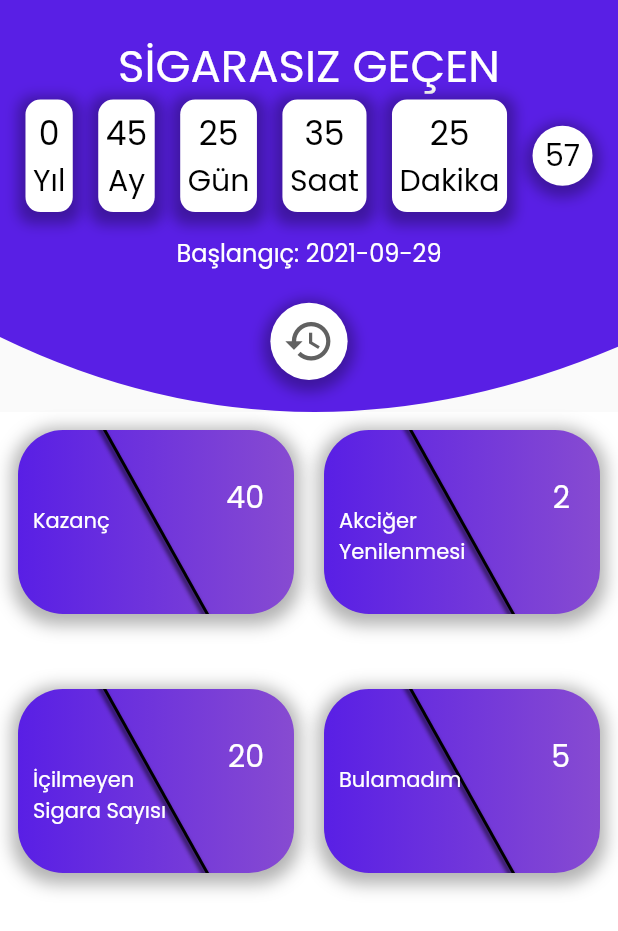
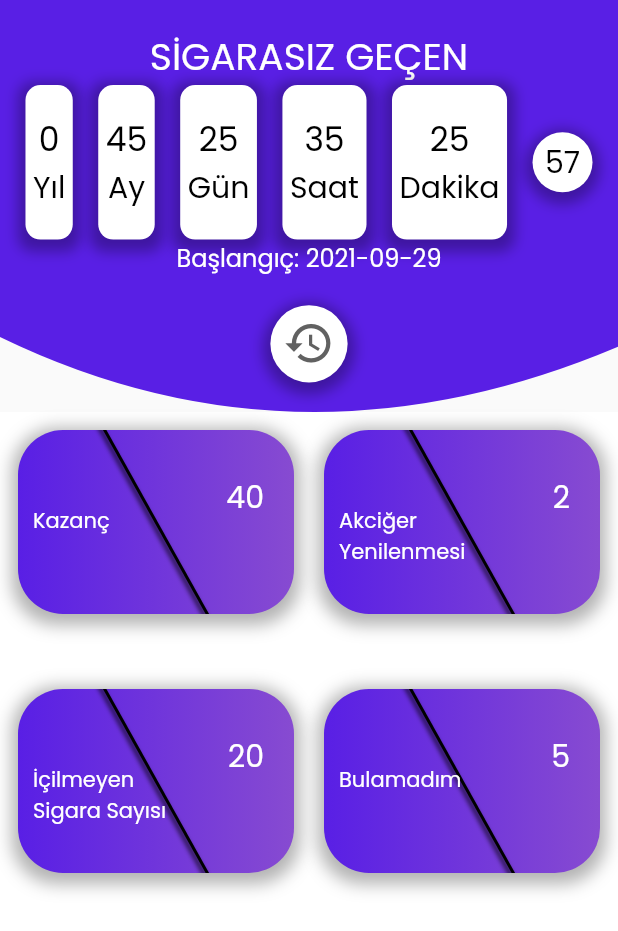
Before and after one commit to Tugberkab/Quit-Smoking-App, a Flutter app: the screen it shows after launch, after a tap on an icon or button, on a phone screen of 412 x 824 dp. Shown: the top 931 px of the screen. Run offline on Flutter 3.47's test engine with Material 2 defaults, Android fonts, the phone set to English and light mode, and no system bars; drawn by our look-alikes of streaming_shared_preferences; our stand-ins replace google_fonts, percent_indicator, shared_preferences; missing offline and left inert: number_selection, snapping_sheet.

Commit message:
welcome screen changed

```diff
--- a/lib/constants.dart
+++ b/lib/constants.dart
@@ -13,5 +13,4 @@ const gradientLR = LinearGradient(
   end: Alignment.centerRight,
 );
 
-const welcomeText =
-    'Tebrikler! Sigarayı bırakma adına büyük bir adım atmış bulunmaktasınız. Bu uygulama sayesinde sigarı bırakma anından itibaren size sunduğumuz dataları görebilirsiniz.';
+const welcomeText = 'Sigarayı bırakmaya hazır mısın?';
--- a/lib/home/home.dart
+++ b/lib/home/home.dart
@@ -122,10 +122,11 @@ class _HomeState extends State<Home> {
     }
   }
 
-  showResetDialog(BuildContext context){
-    showDialog(context: context,
+  showResetDialog(BuildContext context) {
+    showDialog(
+        context: context,
         barrierDismissible: true,
-        builder: (BuildContext dialogContext){
+        builder: (BuildContext dialogContext) {
           return Dialog(
             shape: RoundedRectangleBorder(
               borderRadius: BorderRadius.circular(20),
@@ -133,44 +134,60 @@ class _HomeState extends State<Home> {
             elevation: 0,
             backgroundColor: Colors.transparent,
             child: Container(
-              padding: EdgeInsets.only(left: 20,top: 20, right: 20,bottom: 20
-              ),
+              padding:
+                  EdgeInsets.only(left: 20, top: 20, right: 20, bottom: 20),
               margin: EdgeInsets.only(top: 45),
               decoration: BoxDecoration(
                   shape: BoxShape.rectangle,
                   color: Colors.white,
                   borderRadius: BorderRadius.circular(20),
                   boxShadow: [
-                    BoxShadow(color: Colors.black,offset: Offset(0,10),
-                        blurRadius: 10
-                    ),
-                  ]
-              ),
+                    BoxShadow(
+                        color: Colors.black,
+                        offset: Offset(0, 10),
+                        blurRadius: 10),
+                  ]),
               child: Column(
                 mainAxisSize: MainAxisSize.min,
                 children: <Widget>[
-                  Text("RESET DATE?",style: GoogleFonts.poppins(color:Colors.black,fontSize: 22,fontWeight: FontWeight.w600),),
-                  SizedBox(height: 15,),
+                  Text(
+                    "RESET DATE?",
+                    style: GoogleFonts.poppins(
+                        color: Colors.black,
+                        fontSize: 22,
+                        fontWeight: FontWeight.w600),
+                  ),
+                  SizedBox(
+                    height: 15,
+                  ),
                   TextButton(
-                    onPressed: (){
-                      resetDate();
-                    },
-                    child: Text("Reset",style: GoogleFonts.poppins(color:Colors.red[700],fontSize: 18),textAlign: TextAlign.center,)
+                      onPressed: () {
+                        resetDate();
+                      },
+                      child: Text(
+                        "Reset",
+                        style: GoogleFonts.poppins(
+                            color: Colors.red[700], fontSize: 18),
+                        textAlign: TextAlign.center,
+                      )),
+                  SizedBox(
+                    height: 12,
                   ),
-                  SizedBox(height: 12,),
                   TextButton(
-                    onPressed: (){
-                      Navigator.pop(context);
-                    },
-                    child: Text("Cancel",style: GoogleFonts.poppins(color:Colors.black,fontSize: 18),textAlign: TextAlign.center,)
-                  ),
+                      onPressed: () {
+                        Navigator.pop(context);
+                      },
+                      child: Text(
+                        "Cancel",
+                        style: GoogleFonts.poppins(
+                            color: Colors.black, fontSize: 18),
+                        textAlign: TextAlign.center,
+                      )),
                 ],
               ),
             ),
           );
-
-        }
-    );
+        });
   }
 
   Future<void> resetDate() async {
@@ -196,14 +213,15 @@ class _HomeState extends State<Home> {
                 child: PreferenceBuilder(
                   preference: myAppStreamObject!.registerDate,
                   builder: (context, String value) {
-                    String registerDate = value.substring(0,value.lastIndexOf(" "));
+                    String registerDate =
+                        value.substring(0, value.lastIndexOf(" "));
                     return Column(
                       mainAxisAlignment: MainAxisAlignment.center,
                       children: [
                         Text(
                           "SİGARASIZ GEÇEN",
                           style: GoogleFonts.poppins(
-                              color: Colors.white, fontSize: 30),
+                              color: Colors.white, fontSize: 25),
                         ),
                         // Row(
                         //   mainAxisAlignment: MainAxisAlignment.center,
@@ -264,14 +282,16 @@ class _HomeState extends State<Home> {
                         //     Text("${timeModel.seconds} SECONDS"),
                         //   ],
                         // ),
-                        SizedBox(height: 15),
-                        Text("Başlangıç: " + registerDate, style: GoogleFonts.poppins(fontSize: 16,color: Colors.white),)
+                        Text(
+                          "Başlangıç: " + registerDate,
+                          style: GoogleFonts.poppins(
+                              fontSize: 16, color: Colors.white),
+                        )
                       ],
                     );
                   },
                 ),
               ),
-
               buildIconButton(),
             ],
           ),
@@ -282,8 +302,8 @@ class _HomeState extends State<Home> {
 
   Container buildIconButton() {
     return Container(
-      height: MediaQuery.of(context).size.width/8,
-      width: MediaQuery.of(context).size.width/8,
+      height: MediaQuery.of(context).size.width / 8,
+      width: MediaQuery.of(context).size.width / 8,
       decoration: BoxDecoration(
           shape: BoxShape.circle,
           color: Colors.white,
@@ -305,7 +325,7 @@ class _HomeState extends State<Home> {
         icon: Icon(
           Icons.restore,
           color: Colors.grey[700],
-          size: MediaQuery.of(context).size.width/12,
+          size: MediaQuery.of(context).size.width / 12,
         ),
       ),
     );
--- a/lib/home/widget/time_card.dart
+++ b/lib/home/widget/time_card.dart
@@ -11,7 +11,7 @@ class TimeCard extends StatelessWidget {
     return UnconstrainedBox(
       child: Container(
           padding: EdgeInsets.all(5),
-          height: 75,
+          height: MediaQuery.of(context).size.height / 8,
           decoration: BoxDecoration(
             color: Colors.white,
             borderRadius: BorderRadius.circular(10),
--- a/lib/welcome/welcome.dart
+++ b/lib/welcome/welcome.dart
@@ -21,52 +21,65 @@ class WelcomePage extends StatelessWidget {
   Widget build(BuildContext context) {
     return Scaffold(
       body: Container(
+        width: MediaQuery.of(context).size.width,
+        height: MediaQuery.of(context).size.height,
+        padding: EdgeInsets.all(20),
         decoration: BoxDecoration(
             image: DecorationImage(
-                image: AssetImage("assets/images/bg1.jpg"),
-                fit: BoxFit.cover
-            )
-        ),
+                image: AssetImage("assets/images/bg1.jpg"), fit: BoxFit.fill)),
         child: Column(
-          mainAxisAlignment: MainAxisAlignment.end,
+          mainAxisAlignment: MainAxisAlignment.center,
           children: [
             Container(
-              child: Container(
               padding: EdgeInsets.all(20),
               decoration: BoxDecoration(
                 color: Colors.white,
-                  borderRadius: BorderRadius.only(
-                    topLeft: Radius.circular(40),
-                    topRight: Radius.circular(40),
+                borderRadius: BorderRadius.circular(40),
+                boxShadow: [
+                  BoxShadow(
+                    color: Colors.white.withOpacity(0.3),
+                    spreadRadius: 5,
+                    blurRadius: 10,
+                    offset: Offset(0, 3), // changes position of shadow
                   ),
+                ],
               ),
               child: Column(
-                  mainAxisAlignment: MainAxisAlignment.spaceEvenly,
                 children: [
                   Text(
                     welcomeText,
                     style: GoogleFonts.poppins(
-                        fontSize: 15,
+                      fontSize: 17,
                       height: 1.3,
                     ),
                   ),
-                    Column(
-                      children: [
+                  SizedBox(height: 10),
                   Text(
-                          'Tükettiğiniz sigara paketi sayısı',
+                    'Tükettiğin sigara paketi sayısı',
                     style: GoogleFonts.poppins(
-                            fontSize: 18,
+                      fontSize: 15,
                     ),
                   ),
+                  SizedBox(height: 10),
                   Container(
+                    decoration: BoxDecoration(
+                        borderRadius: BorderRadius.circular(30),
+                        boxShadow: [
+                          BoxShadow(
+                            color: Colors.black.withOpacity(0.3),
+                            spreadRadius: 2,
+                            blurRadius: 9,
+                            offset: Offset(0, 3), // changes position of shadow
+                          ),
+                        ]),
                     width: 120,
                     height: 60,
                     child: NumberSelection(
                       theme: NumberSelectionTheme(
-                                draggableCircleColor: Colors.grey,
+                          draggableCircleColor: Color(0xffab58a0),
                           iconsColor: Colors.white,
                           numberColor: Colors.white,
-                                backgroundColor: Colors.deepPurpleAccent,
+                          backgroundColor: Color(0xffecb0d6),
                           outOfConstraintsColor: Colors.red),
                       initialValue: 1,
                       minValue: 1,
@@ -75,14 +88,13 @@ class WelcomePage extends StatelessWidget {
                       withSpring: true,
                       onChanged: (int value) => print("value: $value"),
                       enableOnOutOfConstraintsAnimation: true,
-                            onOutOfConstraints: () => print("This value is too high or too low"),
+                      onOutOfConstraints: () =>
+                          print("This value is too high or too low"),
                     ),
                   ),
-                      ],
-                    ),
+                  SizedBox(height: 10),
                   WelcomeButton(myAppStreamObject: myAppStreamObject),
                 ],
-                ),
               ),
             ),
           ],
--- a/lib/welcome/widget/welcome_button.dart
+++ b/lib/welcome/widget/welcome_button.dart
@@ -10,17 +10,14 @@ import "package:quit_smoking_app/MyAppStreamObject.dart";
 //STREAMING SHARED PREFERENCE
 import 'package:streaming_shared_preferences/streaming_shared_preferences.dart';
 
-
 class WelcomeButton extends StatelessWidget {
   final MyAppStreamObject? myAppStreamObject;
   WelcomeButton({this.myAppStreamObject});
 
-
-  setRegisterDate()async{
+  setRegisterDate() async {
     DateTime now = DateTime.now();
     this.myAppStreamObject?.registerDate.setValue(now.toString());
   }
-
 
   @override
   Widget build(BuildContext context) {
@@ -36,16 +33,17 @@ class WelcomeButton extends StatelessWidget {
           ),
         ],
         borderRadius: BorderRadius.circular(20),
-        color: Colors.deepPurpleAccent,
+        color: Color(0xff5f225d),
       ),
       child: TextButton(
         style: ButtonStyle(
           overlayColor: MaterialStateProperty.all(Colors.transparent),
         ),
-        onPressed: () async{
+        onPressed: () async {
           await setRegisterDate();
-          Navigator.of(context)
-              .push(MaterialPageRoute(builder: (context) => Home(myAppStreamObject: myAppStreamObject)));
+          Navigator.of(context).push(MaterialPageRoute(
+              builder: (context) =>
+                  Home(myAppStreamObject: myAppStreamObject)));
         },
         child: Text(
           'hadi başlayalım!'.toUpperCase(),
```
Also changed, not shown: pubspec.lock. Lines whose indentation alone changed are shown as unchanged.
